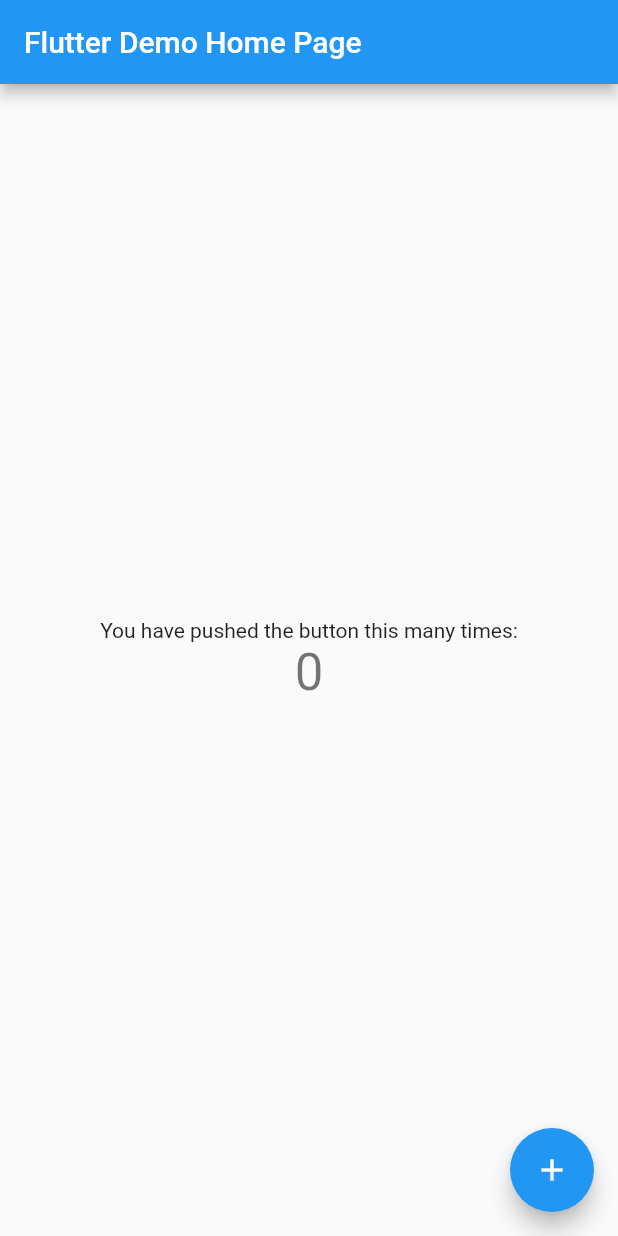
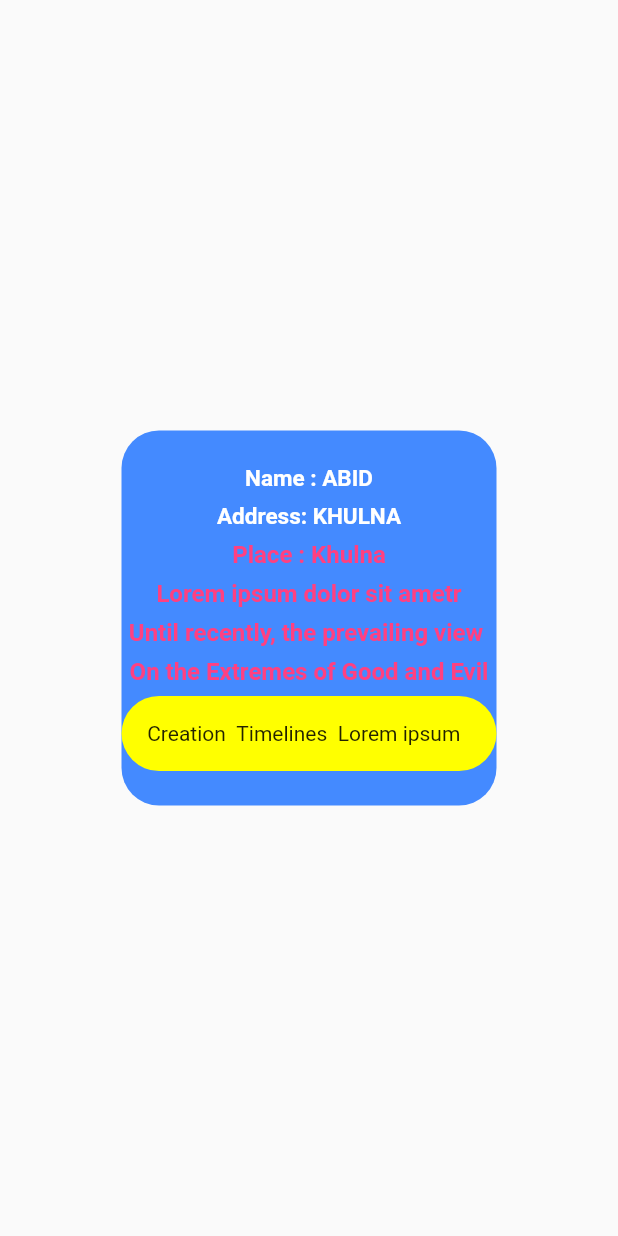
Before and after one commit to ABID066/flutter, a Flutter app: the screen it shows after launch, on a phone screen of 412 x 824 dp. Run offline on Flutter 3.47's test engine with Material 2 defaults, Android fonts, the phone set to English and light mode, and no system bars.

Commit message:
initial commit

```diff
--- a/sampleProject/lib/main.dart
+++ b/sampleProject/lib/main.dart
@@ -1,4 +1,5 @@
 import 'package:flutter/material.dart';
+import 'package:sampleProject/text.dart';
 
 void main() {
   runApp(MyApp());
@@ -11,37 +12,16 @@ class MyApp extends StatelessWidget {
     return MaterialApp(
       title: 'Flutter Demo',
       theme: ThemeData(
-        // This is the theme of your application.
-        //
-        // Try running your application with "flutter run". You'll see the
-        // application has a blue toolbar. Then, without quitting the app, try
-        // changing the primarySwatch below to Colors.green and then invoke
-        // "hot reload" (press "r" in the console where you ran "flutter run",
-        // or simply save your changes to "hot reload" in a Flutter IDE).
-        // Notice that the counter didn't reset back to zero; the application
-        // is not restarted.
         primarySwatch: Colors.blue,
-        // This makes the visual density adapt to the platform that you run
-        // the app on. For desktop platforms, the controls will be smaller and
-        // closer together (more dense) than on mobile platforms.
         visualDensity: VisualDensity.adaptivePlatformDensity,
       ),
-      home: MyHomePage(title: 'Flutter Demo Home Page'),
+      home: ContainerText(),
     );
   }
 }
 
 class MyHomePage extends StatefulWidget {
   MyHomePage({Key key, this.title}) : super(key: key);
-
-  // This widget is the home page of your application. It is stateful, meaning
-  // that it has a State object (defined below) that contains fields that affect
-  // how it looks.
-
-  // This class is the configuration for the state. It holds the values (in this
-  // case the title) provided by the parent (in this case the App widget) and
-  // used by the build method of the State. Fields in a Widget subclass are
-  // always marked "final".
 
   final String title;
 
@@ -54,47 +34,18 @@ class _MyHomePageState extends State<MyHomePage> {
 
   void _incrementCounter() {
     setState(() {
-      // This call to setState tells the Flutter framework that something has
-      // changed in this State, which causes it to rerun the build method below
-      // so that the display can reflect the updated values. If we changed
-      // _counter without calling setState(), then the build method would not be
-      // called again, and so nothing would appear to happen.
       _counter++;
     });
   }
 
   @override
   Widget build(BuildContext context) {
-    // This method is rerun every time setState is called, for instance as done
-    // by the _incrementCounter method above.
-    //
-    // The Flutter framework has been optimized to make rerunning build methods
-    // fast, so that you can just rebuild anything that needs updating rather
-    // than having to individually change instances of widgets.
     return Scaffold(
       appBar: AppBar(
-        // Here we take the value from the MyHomePage object that was created by
-        // the App.build method, and use it to set our appbar title.
         title: Text(widget.title),
       ),
       body: Center(
-        // Center is a layout widget. It takes a single child and positions it
-        // in the middle of the parent.
         child: Column(
-          // Column is also a layout widget. It takes a list of children and
-          // arranges them vertically. By default, it sizes itself to fit its
-          // children horizontally, and tries to be as tall as its parent.
-          //
-          // Invoke "debug painting" (press "p" in the console, choose the
-          // "Toggle Debug Paint" action from the Flutter Inspector in Android
-          // Studio, or the "Toggle Debug Paint" command in Visual Studio Code)
-          // to see the wireframe for each widget.
-          //
-          // Column has various properties to control how it sizes itself and
-          // how it positions its children. Here we use mainAxisAlignment to
-          // center the children vertically; the main axis here is the vertical
-          // axis because Columns are vertical (the cross axis would be
-          // horizontal).
           mainAxisAlignment: MainAxisAlignment.center,
           children: <Widget>[
             Text(
--- /dev/null
+++ b/sampleProject/lib/text.dart
@@ -0,0 +1,112 @@
+import 'package:flutter/material.dart';
+import 'package:flutter/cupertino.dart';
+
+class ContainerText extends StatefulWidget {
+  const ContainerText({Key key}) : super(key: key);
+
+  @override
+  _ContainerTextState createState() => _ContainerTextState();
+}
+
+class _ContainerTextState extends State<ContainerText> {
+  @override
+  Widget build(BuildContext context) {
+    return Scaffold(
+        body: Align(
+      alignment: Alignment.center,
+      child: Container(
+          height: 250,
+          width: 250,
+          decoration: BoxDecoration(
+              color: Colors.blueAccent,
+              borderRadius: BorderRadius.circular(25)),
+          child: Column(mainAxisAlignment: MainAxisAlignment.center, children: [
+            Text(
+              "Name : ABID",
+              style: TextStyle(
+                  color: Colors.white,
+                  fontSize: 15,
+                  fontWeight: FontWeight.w700),
+            ),
+            SizedBox(
+              height: 7,
+            ),
+            Text(
+              "Address: KHULNA",
+              style: TextStyle(
+                  color: Colors.white,
+                  fontSize: 15,
+                  fontWeight: FontWeight.w700),
+            ),
+            SizedBox(
+              height: 7,
+            ),
+            Text(
+              "Place : Khulna",
+              style: TextStyle(
+                  color: Colors.pinkAccent,
+                  fontSize: 16,
+                  fontWeight: FontWeight.w700),
+            ),
+            SizedBox(
+              height: 7,
+            ),
+            Text(
+              "Lorem ipsum dolor sit ametr",
+              style: TextStyle(
+                  color: Colors.pinkAccent,
+                  fontSize: 16,
+                  fontWeight: FontWeight.w700),
+            ),
+            SizedBox(
+              height: 7,
+            ),
+            Text(
+              "Until recently, the prevailing view ",
+              style: TextStyle(
+                  color: Colors.pinkAccent,
+                  fontSize: 16,
+                  fontWeight: FontWeight.w700),
+            ),
+            SizedBox(
+              height: 7,
+            ),
+            Text(
+              "On the Extremes of Good and Evil",
+              style: TextStyle(
+                  color: Colors.pinkAccent,
+                  fontSize: 16,
+                  fontWeight: FontWeight.w700),
+            ),
+            SizedBox(
+              height: 7,
+            ),
+            Container(
+              height: 50,
+              width: 300,
+              decoration: BoxDecoration(
+                color: Colors.yellowAccent,
+                borderRadius: BorderRadius.circular(25),
+              ),
+              child: Row(
+                mainAxisAlignment: MainAxisAlignment.center,
+                children: [
+                  Text("Creation"),
+                  SizedBox(
+                    width: 7,
+                  ),
+                  Text("Timelines"),
+                  SizedBox(
+                    width: 7,
+                  ),
+                  Text("Lorem ipsum"),
+                  SizedBox(
+                    width: 7,
+                  ),
+                ],
+              ),
+            )
+          ])),
+    ));
+  }
+}
--- a/testFiles.dart
+++ b/testFiles.dart
@@ -1 +0,0 @@
-void main(List<String> args) {}
```
Also changed, not shown: myProfile/lib/main.dart (added, +117 -0 lines), myProfile/pubspec.yaml (added, +76 -0 lines), myProfile/pubspec.lock (added), 59 other files.
